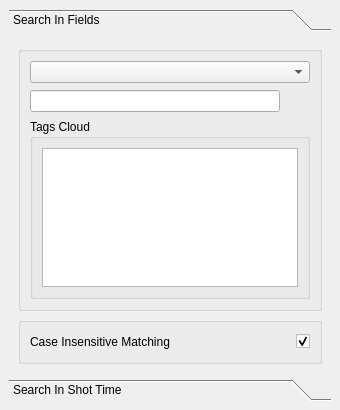
First picture: the form in src/components/addons/searchDatabase/ui/Search_Database.ui, repository KelSolaar/sIBL_GUI, before the edit.
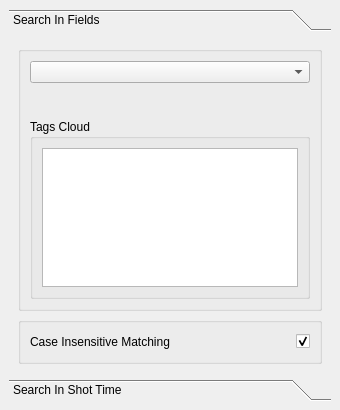
Second picture: the form after the edit.

Commit message: Improve search widget with a clear button.

What changed in the file:
```diff
--- a/src/components/addons/searchDatabase/ui/Search_Database.ui
+++ b/src/components/addons/searchDatabase/ui/Search_Database.ui
@@ -31,46 +31,14 @@
            <string/>
           </property>
           <layout class="QGridLayout" name="Search_groupBox_gridLayout">
-           <item row="0" column="0" colspan="2">
+           <item row="0" column="0" colspan="4">
             <widget class="QComboBox" name="Search_Database_comboBox">
              <property name="statusTip">
               <string>Search Database Combo Box : Database Fields Types.</string>
              </property>
             </widget>
            </item>
-           <item row="1" column="0">
-            <widget class="QLineEdit" name="Search_Database_lineEdit">
-             <property name="statusTip">
-              <string>Search Database Line Edit : Searches Input Text Through The Database.</string>
-             </property>
-            </widget>
-           </item>
-           <item row="1" column="1">
-            <widget class="QLabel" name="Search_Database_label">
-             <property name="sizePolicy">
-              <sizepolicy hsizetype="Maximum" vsizetype="Preferred">
-               <horstretch>0</horstretch>
-               <verstretch>0</verstretch>
-              </sizepolicy>
-             </property>
-             <property name="minimumSize">
-              <size>
-               <width>24</width>
-               <height>24</height>
-              </size>
-             </property>
-             <property name="maximumSize">
-              <size>
-               <width>24</width>
-               <height>24</height>
-              </size>
-             </property>
-             <property name="text">
-              <string/>
-             </property>
-            </widget>
-           </item>
-           <item row="2" column="0" colspan="2">
+           <item row="2" column="0" colspan="4">
             <widget class="QGroupBox" name="Tags_Cloud_groupBox">
              <property name="title">
               <string>Tags Cloud</string>
@@ -95,6 +63,34 @@
              </layout>
             </widget>
            </item>
+           <item row="1" column="1" colspan="3">
+            <layout class="QHBoxLayout" name="Search_Database_horizontalLayout"/>
+           </item>
+           <item row="1" column="0">
+            <widget class="QLabel" name="Search_Database_label">
+             <property name="sizePolicy">
+              <sizepolicy hsizetype="Maximum" vsizetype="Preferred">
+               <horstretch>0</horstretch>
+               <verstretch>0</verstretch>
+              </sizepolicy>
+             </property>
+             <property name="minimumSize">
+              <size>
+               <width>24</width>
+               <height>24</height>
+              </size>
+             </property>
+             <property name="maximumSize">
+              <size>
+               <width>24</width>
+               <height>24</height>
+              </size>
+             </property>
+             <property name="text">
+              <string/>
+             </property>
+            </widget>
+           </item>
           </layout>
          </widget>
         </item>
```
The commit also changes 4 other files.
